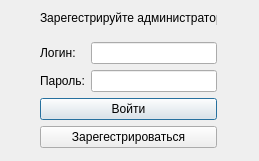
First picture: the form in authorization.ui, repository eazyproger/HRDep, before the edit.
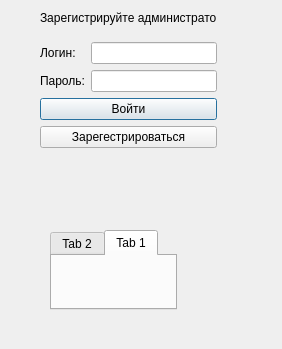
Second picture: the form after the edit.

Commit message: add database class, authorization and registration are ready

What changed in the file:
```diff
--- a/authorization.ui
+++ b/authorization.ui
@@ -6,14 +6,14 @@
    <rect>
     <x>0</x>
     <y>0</y>
-    <width>259</width>
-    <height>161</height>
+    <width>282</width>
+    <height>349</height>
    </rect>
   </property>
   <property name="windowTitle">
    <string>Dialog</string>
   </property>
-  <widget class="QWidget" name="">
+  <widget class="QWidget" name="layoutWidget">
    <property name="geometry">
     <rect>
      <x>40</x>
@@ -26,7 +26,7 @@
     <item>
      <widget class="QLabel" name="label_3">
       <property name="text">
-       <string>Зарегестрируйте администратора</string>
+       <string>Зарегистрируйте администратора</string>
       </property>
      </widget>
     </item>
@@ -74,6 +74,29 @@
     </item>
    </layout>
   </widget>
+  <widget class="QTabWidget" name="tabWidget">
+   <property name="geometry">
+    <rect>
+     <x>50</x>
+     <y>230</y>
+     <width>127</width>
+     <height>80</height>
+    </rect>
+   </property>
+   <property name="currentIndex">
+    <number>1</number>
+   </property>
+   <widget class="QWidget" name="tab_2">
+    <attribute name="title">
+     <string>Tab 2</string>
+    </attribute>
+   </widget>
+   <widget class="QWidget" name="tab">
+    <attribute name="title">
+     <string>Tab 1</string>
+    </attribute>
+   </widget>
+  </widget>
  </widget>
  <resources/>
  <connections/>
```
Left out of the diff: 14 changed lines with no effect on the pictures. The commit also changes 11 other files.
